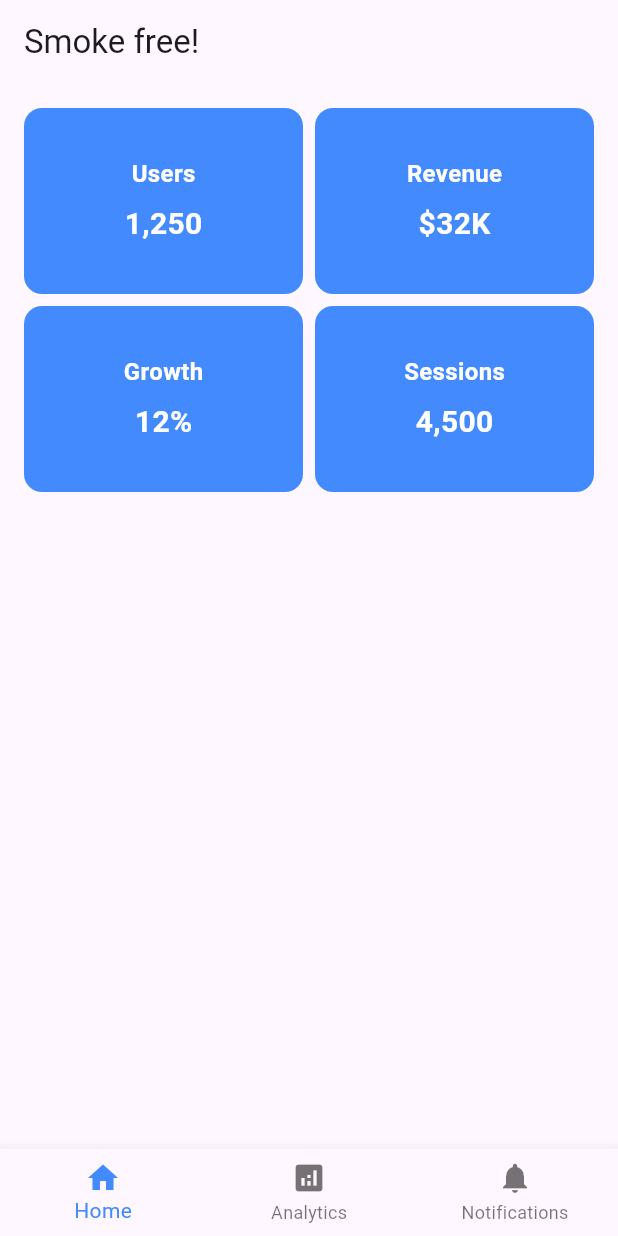
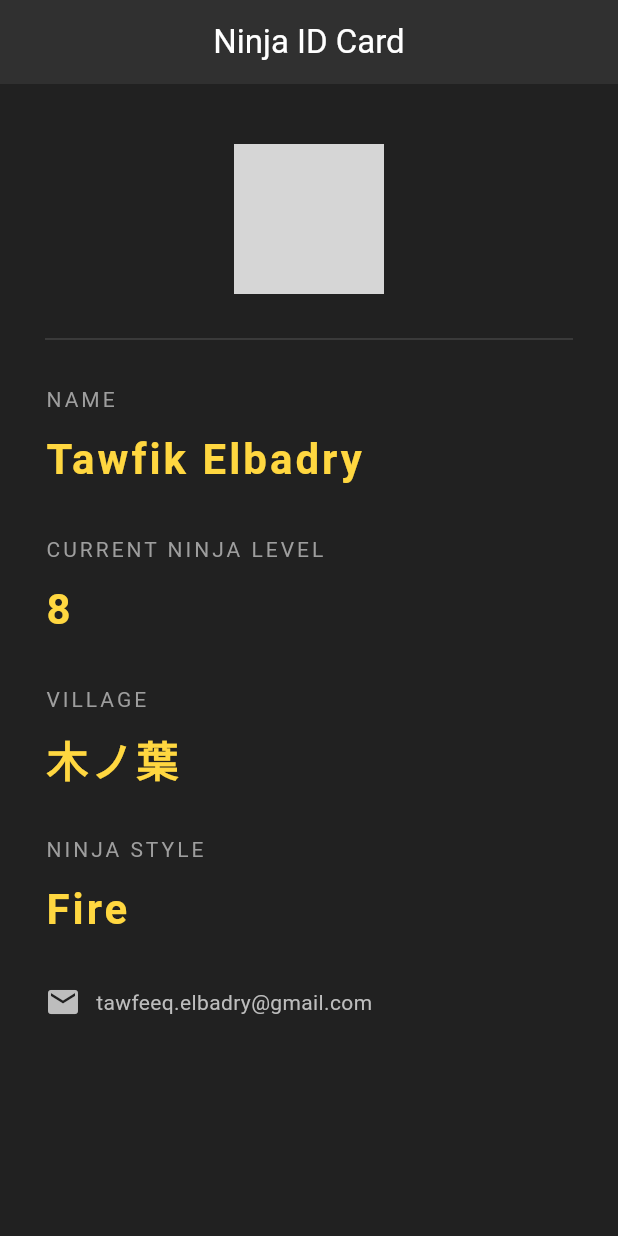
Before and after one commit to tawfikelbadry/learn-flutter, a Flutter app: the screen it shows after launch, on a phone screen of 412 x 824 dp. Run offline on Flutter 3.47's test engine with Material 3 defaults, Android fonts, the phone set to English and light mode, and no system bars; grey boxes are pictures that could not be loaded.

Commit message:
Learn flutter: create Ninja Id card screen

```diff
--- a/lib/main.dart
+++ b/lib/main.dart
@@ -1,13 +1,22 @@
 import 'package:flutter/material.dart';
 import 'components/BottomNavigationBar.dart';
+import 'ninjaId/NinjaCard.dart';
+
+
+void main(){
+  runApp(MaterialApp(
+    home: NinjaCard(),
+  ));
+}
+
 
 // void main(){
 //   runApp(MyApp());
 // }
 
-void main(){
-  runApp(BottomNavigationBarExampleApp());
-}
+// void main(){
+//   runApp(BottomNavigationBarExampleApp());
+// }
 
 // void main() {
 //   runApp(
--- /dev/null
+++ b/lib/ninjaId/NinjaCard.dart
@@ -0,0 +1,111 @@
+import 'package:flutter/material.dart';
+
+class NinjaCard extends StatelessWidget {
+  const NinjaCard({super.key});
+
+  @override
+  Widget build(BuildContext context) {
+    return Scaffold(
+      backgroundColor: Colors.grey[900],
+      appBar: AppBar(
+        title: const Text(
+          "Ninja ID Card",
+          style: TextStyle(color: Colors.white),
+        ),
+        centerTitle: true,
+        backgroundColor: Colors.grey[850],
+        elevation: 0.0,
+      ),
+      body: Padding(
+        padding: EdgeInsets.fromLTRB(30, 40, 30, 0),
+        child: Column(
+          crossAxisAlignment: CrossAxisAlignment.start,
+          children: <Widget>[
+            Center(
+              child: CircleAvatar(
+                backgroundImage: AssetImage("images/ninja.jpg"),
+                radius: 50,
+              ),
+            ),
+            Divider(height: 60, color: Colors.grey[800]),
+            // Name
+            Text(
+              "NAME",
+              style: TextStyle(color: Colors.grey, letterSpacing: 2.0),
+            ),
+            SizedBox(height: 10),
+            Text(
+              "Tawfik Elbadry",
+              style: TextStyle(
+                color: Colors.amberAccent[200],
+                letterSpacing: 2.0,
+                fontSize: 28,
+                fontWeight: FontWeight.bold,
+              ),
+            ),
+            SizedBox(height: 30),
+            // Level
+            Text(
+              "CURRENT NINJA LEVEL",
+              style: TextStyle(color: Colors.grey, letterSpacing: 2.0),
+            ),
+            SizedBox(height: 10),
+            Text(
+              "8",
+              style: TextStyle(
+                color: Colors.amberAccent[200],
+                letterSpacing: 2.0,
+                fontSize: 28,
+                fontWeight: FontWeight.bold,
+              ),
+            ),
+            SizedBox(height: 30),
+            // Level
+            Text(
+              "VILLAGE",
+              style: TextStyle(color: Colors.grey, letterSpacing: 2.0),
+            ),
+            SizedBox(height: 10),
+            Text(
+              "木ノ葉",
+              style: TextStyle(
+                color: Colors.amberAccent[200],
+                letterSpacing: 2.0,
+                fontSize: 28,
+                fontWeight: FontWeight.bold,
+              ),
+            ),
+            SizedBox(height: 30),
+            // Level
+            Text(
+              "NINJA STYLE",
+              style: TextStyle(color: Colors.grey, letterSpacing: 2.0),
+            ),
+            SizedBox(height: 10),
+            Text(
+              "Fire",
+              style: TextStyle(
+                color: Colors.amberAccent[200],
+                letterSpacing: 2.0,
+                fontSize: 28,
+                fontWeight: FontWeight.bold,
+              ),
+            ),
+            SizedBox(height: 30),
+
+            Row(
+              children: <Widget>[
+                Icon(Icons.email, color: Colors.grey[400]),
+                SizedBox(width: 10),
+                Text(
+                  "tawfeeq.elbadry@gmail.com",
+                  style: TextStyle(color: Colors.grey[400]),
+                ),
+              ],
+            ),
+          ],
+        ),
+      ),
+    );
+  }
+}
```
